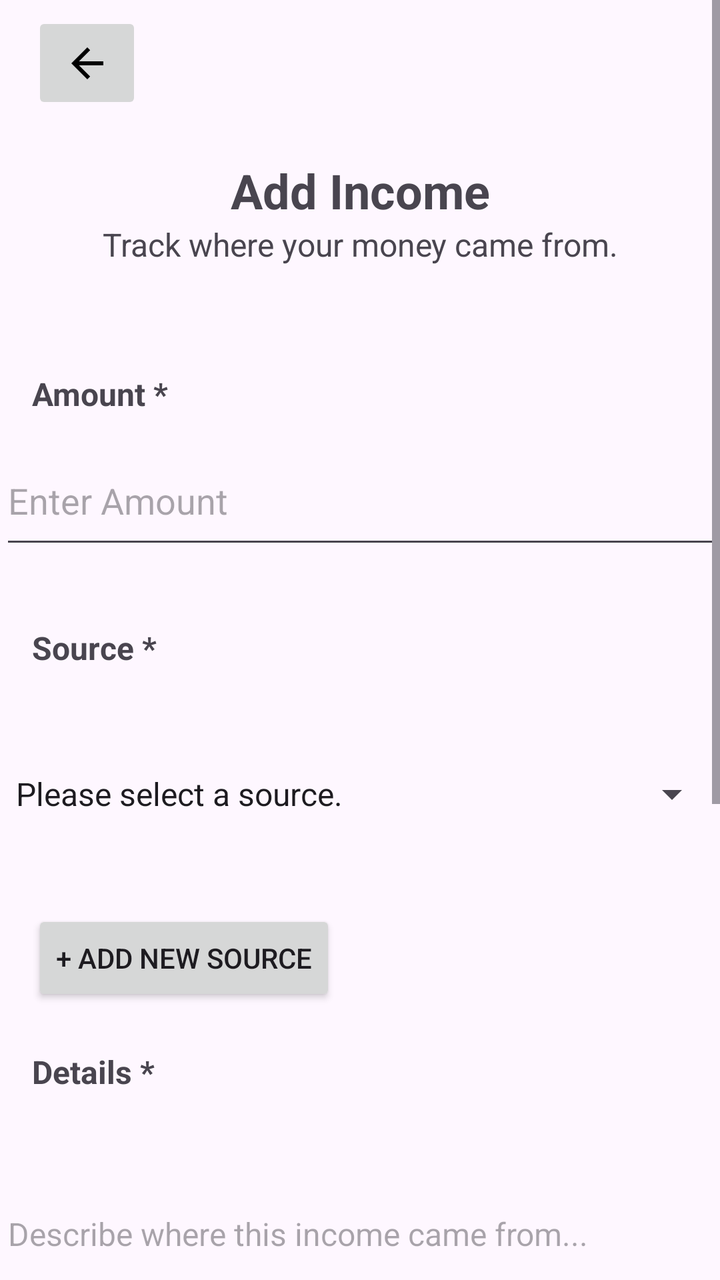
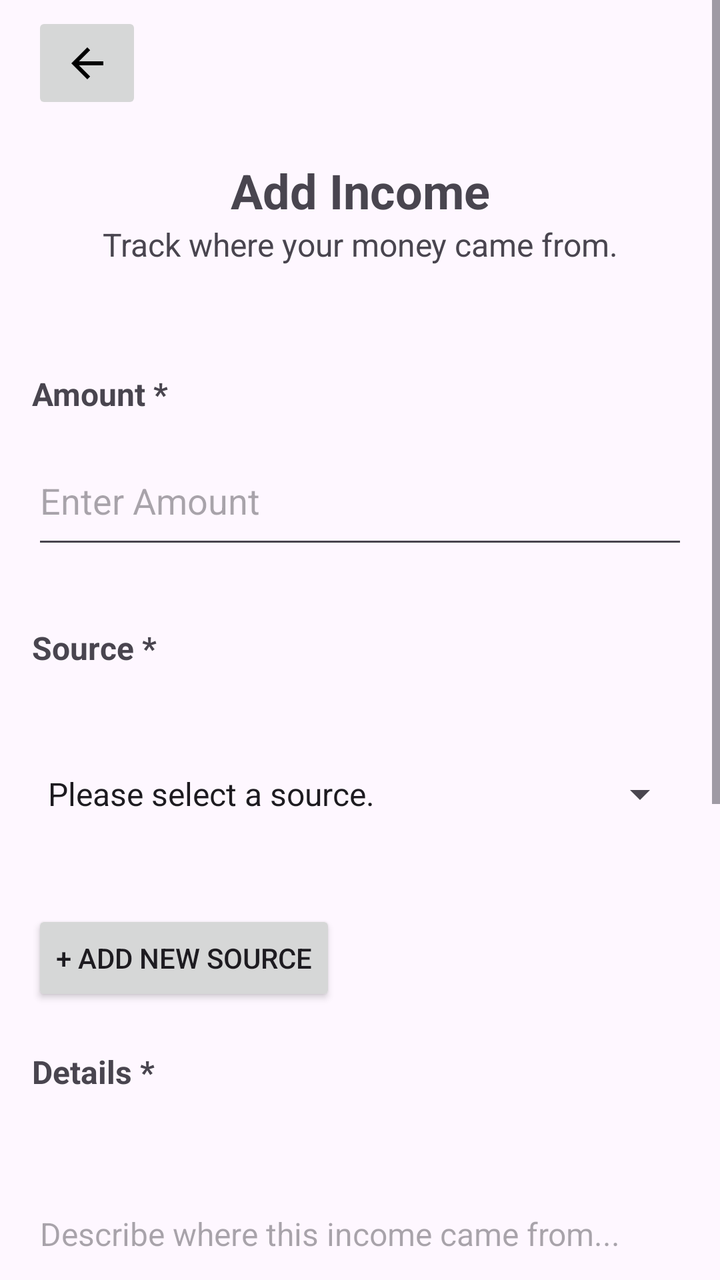

The first picture is an Android layout as it rendered before a commit; the second is the same layout after the commit. The layout source and the unified diff follow.
<!-- AndroidManifest.xml: application theme Theme.MoneyMemoryAi -->
<!-- res/layout/activity_gain.xml -->
<?xml version="1.0" encoding="utf-8"?>
<androidx.constraintlayout.widget.ConstraintLayout xmlns:android="http://schemas.android.com/apk/res/android"
    xmlns:app="http://schemas.android.com/apk/res-auto"
    xmlns:tools="http://schemas.android.com/tools"
    android:id="@+id/main"
    android:layout_width="match_parent"
    android:layout_height="match_parent"
    tools:context=".GainActivity">

    <ScrollView
        android:id="@+id/scrollView"
        android:layout_width="0dp"
        android:layout_height="0dp"
        app:layout_constraintTop_toTopOf="parent"
        app:layout_constraintBottom_toBottomOf="parent"
        app:layout_constraintStart_toStartOf="parent"
        app:layout_constraintEnd_toEndOf="parent">

        <LinearLayout
            android:id="@+id/contentLayout"
            android:layout_width="match_parent"
            android:layout_height="wrap_content"
            android:orientation="vertical">

            <androidx.constraintlayout.widget.ConstraintLayout
                android:id="@+id/HeaderLayout"
                android:layout_width="match_parent"
                android:layout_height="63dp"
                app:layout_constraintEnd_toEndOf="parent"
                app:layout_constraintStart_toStartOf="parent"
                app:layout_constraintTop_toTopOf="parent">

                <ImageButton
                    android:id="@+id/btnBack"
                    android:layout_width="55dp"
                    android:layout_height="51dp"
                    android:layout_marginStart="16dp"
                    app:layout_constraintBottom_toBottomOf="parent"
                    app:layout_constraintStart_toStartOf="parent"
                    app:layout_constraintTop_toTopOf="parent"
                    app:srcCompat="@drawable/ic_arrow_back" />
            </androidx.constraintlayout.widget.ConstraintLayout>

            <androidx.constraintlayout.widget.ConstraintLayout
                android:id="@+id/TitleLayout"
                android:layout_width="match_parent"
                android:layout_height="107dp"
                app:layout_constraintEnd_toEndOf="parent"
                app:layout_constraintStart_toStartOf="parent"
                app:layout_constraintTop_toBottomOf="@+id/HeaderLayout">

                <TextView
                    android:id="@+id/tvTitle"
                    android:layout_width="wrap_content"
                    android:layout_height="wrap_content"
                    android:layout_marginTop="16dp"
                    android:text="Add Income"
                    android:textSize="24sp"
                    android:textStyle="bold"
                    app:layout_constraintEnd_toEndOf="parent"
                    app:layout_constraintStart_toStartOf="parent"
                    app:layout_constraintTop_toTopOf="parent" />

                <TextView
                    android:id="@+id/tvSubtitle"
                    android:layout_width="wrap_content"
                    android:layout_height="wrap_content"
                    android:text="Track where your money came from."
                    android:textSize="16sp"
                    app:layout_constraintEnd_toEndOf="parent"
                    app:layout_constraintStart_toStartOf="parent"
                    app:layout_constraintTop_toBottomOf="@+id/tvTitle" />
            </androidx.constraintlayout.widget.ConstraintLayout>

            <androidx.constraintlayout.widget.ConstraintLayout
                android:id="@+id/AmountLayout"
                android:layout_width="match_parent"
                android:layout_height="127dp"
                app:layout_constraintEnd_toEndOf="parent"
                app:layout_constraintStart_toStartOf="parent"
                app:layout_constraintTop_toBottomOf="@+id/TitleLayout">

                <TextView
                    android:id="@+id/tvAmount"
                    android:layout_width="wrap_content"
                    android:layout_height="wrap_content"
                    android:layout_marginStart="16dp"
                    android:layout_marginTop="16dp"
                    android:text="Amount *"
                    android:textSize="16sp"
                    android:textStyle="bold"
                    app:layout_constraintStart_toStartOf="parent"
                    app:layout_constraintTop_toTopOf="parent" />

                <EditText
                    android:id="@+id/etAmount"
                    android:layout_width="0dp"
                    android:layout_height="61dp"
                    android:ems="10"
                    android:hint="Enter Amount"
                    android:inputType="numberDecimal"
                    android:singleLine="true"
                    app:layout_constraintBottom_toBottomOf="parent"
                    app:layout_constraintEnd_toEndOf="parent"
                    app:layout_constraintHorizontal_bias="0.592"
                    app:layout_constraintStart_toStartOf="parent"
                    app:layout_constraintTop_toBottomOf="@+id/tvAmount"
                    app:layout_constraintVertical_bias="0.38" />
            </androidx.constraintlayout.widget.ConstraintLayout>

            <androidx.constraintlayout.widget.ConstraintLayout
                android:id="@+id/SourceLayout"
                android:layout_width="match_parent"
                android:layout_height="152dp"
                app:layout_constraintEnd_toEndOf="parent"
                app:layout_constraintStart_toStartOf="parent"
                app:layout_constraintTop_toBottomOf="@+id/AmountLayout">

                <TextView
                    android:id="@+id/tvSource"
                    android:layout_width="wrap_content"
                    android:layout_height="wrap_content"
                    android:layout_marginStart="16dp"
                    android:layout_marginTop="16dp"
                    android:text="Source *"
                    android:textSize="16sp"
                    android:textStyle="bold"
                    app:layout_constraintStart_toStartOf="parent"
                    app:layout_constraintTop_toTopOf="parent" />

                <Spinner
                    android:id="@+id/spSource"
                    android:layout_width="0dp"
                    android:layout_height="72dp"
                    android:entries="@array/income_sources"
                    app:layout_constraintBottom_toBottomOf="parent"
                    app:layout_constraintEnd_toEndOf="parent"
                    app:layout_constraintHorizontal_bias="0.486"
                    app:layout_constraintStart_toStartOf="parent"
                    app:layout_constraintTop_toBottomOf="@+id/tvSource"
                    app:layout_constraintVertical_bias="0.619" />

            </androidx.constraintlayout.widget.ConstraintLayout>

            <androidx.constraintlayout.widget.ConstraintLayout
                android:id="@+id/AddSourceLayout"
                android:layout_width="match_parent"
                android:layout_height="60dp"
                app:layout_constraintEnd_toEndOf="parent"
                app:layout_constraintStart_toStartOf="parent"
                app:layout_constraintTop_toBottomOf="@+id/SourceLayout">

                <Button
                    android:id="@+id/btnAddSource"
                    android:layout_width="wrap_content"
                    android:layout_height="wrap_content"
                    android:layout_marginStart="16dp"
                    android:text="+ Add New Source"
                    app:layout_constraintBottom_toBottomOf="parent"
                    app:layout_constraintStart_toStartOf="parent"
                    app:layout_constraintTop_toTopOf="parent" />
            </androidx.constraintlayout.widget.ConstraintLayout>

            <androidx.constraintlayout.widget.ConstraintLayout
                android:id="@+id/DetailsLayout"
                android:layout_width="match_parent"
                android:layout_height="266dp"
                app:layout_constraintEnd_toEndOf="parent"
                app:layout_constraintStart_toStartOf="parent"
                app:layout_constraintTop_toBottomOf="@+id/AddSourceLayout">

                <TextView
                    android:id="@+id/tvDetails"
                    android:layout_width="wrap_content"
                    android:layout_height="wrap_content"
                    android:layout_marginStart="16dp"
                    android:layout_marginTop="16dp"
                    android:text="Details *"
                    android:textSize="16sp"
                    android:textStyle="bold"
                    app:layout_constraintStart_toStartOf="parent"
                    app:layout_constraintTop_toTopOf="parent" />

                <EditText
                    android:id="@+id/etDetails"
                    android:layout_width="0dp"
                    android:layout_height="163dp"
                    android:ems="10"
                    android:gravity="top"
                    android:hint="Describe where this income came from..."
                    android:inputType="text"
                    android:textSize="16sp"
                    app:layout_constraintBottom_toBottomOf="parent"
                    app:layout_constraintEnd_toEndOf="parent"
                    app:layout_constraintHorizontal_bias="0.509"
                    app:layout_constraintStart_toStartOf="parent"
                    app:layout_constraintTop_toBottomOf="@+id/tvDetails"
                    app:layout_constraintVertical_bias="0.753" />
            </androidx.constraintlayout.widget.ConstraintLayout>

            <androidx.constraintlayout.widget.ConstraintLayout
                android:id="@+id/DateLayout"
                android:layout_width="match_parent"
                android:layout_height="138dp"
                app:layout_constraintEnd_toEndOf="parent"
                app:layout_constraintStart_toStartOf="parent"
                app:layout_constraintTop_toBottomOf="@+id/DetailsLayout">

                <TextView
                    android:id="@+id/tvDate"
                    android:layout_width="wrap_content"
                    android:layout_height="wrap_content"
                    android:layout_marginStart="16dp"
                    android:layout_marginTop="16dp"
                    android:text="Date *"
                    android:textSize="16sp"
                    android:textStyle="bold"
                    app:layout_constraintStart_toStartOf="parent"
                    app:layout_constraintTop_toTopOf="parent" />

                <Button
                    android:id="@+id/btnSelectDate"
                    android:layout_width="295dp"
                    android:layout_height="48dp"
                    android:layout_marginStart="32dp"
                    android:text="Select Date"
                    app:layout_constraintBottom_toBottomOf="parent"
                    app:layout_constraintStart_toStartOf="parent"
                    app:layout_constraintTop_toBottomOf="@+id/tvDate"
                    app:layout_constraintVertical_bias="0.284" />

            </androidx.constraintlayout.widget.ConstraintLayout>

            <androidx.constraintlayout.widget.ConstraintLayout
                android:layout_width="match_parent"
                android:layout_height="106dp">

                <Button
                    android:id="@+id/btnSaveIncome"
                    android:layout_width="wrap_content"
                    android:layout_height="wrap_content"
                    android:text="Save Income"
                    app:layout_constraintBottom_toBottomOf="parent"
                    app:layout_constraintEnd_toEndOf="parent"
                    app:layout_constraintStart_toStartOf="parent"
                    app:layout_constraintTop_toTopOf="parent" />
            </androidx.constraintlayout.widget.ConstraintLayout>

        </LinearLayout>

    </ScrollView>



</androidx.constraintlayout.widget.ConstraintLayout>
<!-- resources referenced by this layout -->
<resources>
  <string-array name="income_sources">
  
          <item>Please select a source.</item> // default value
          <item>Salary</item>
          <item>Gift</item>
          <item>Allowance</item>
          <item>Freelance</item>
          <item>Business</item>
          <item>Investment</item>
          <item>Refund</item>
  
      </string-array>
  <!-- drawable ic_arrow_back (drawable) -->
  <vector xmlns:android="http://schemas.android.com/apk/res/android" android:autoMirrored="true" android:height="24dp" android:tint="#000000" android:viewportHeight="24" android:viewportWidth="24" android:width="24dp">
        
      <path android:fillColor="@android:color/white" android:pathData="M20,11H7.83l5.59,-5.59L12,4l-8,8 8,8 1.41,-1.41L7.83,13H20v-2z"/>
      
  </vector>
  <style name="Theme.MoneyMemoryAi" parent="Base.Theme.MoneyMemoryAi" />
  <style name="Base.Theme.MoneyMemoryAi" parent="Theme.Material3.DayNight.NoActionBar">
          
          
      </style>
</resources>

<!-- the commit's change to res/layout/activity_gain.xml (unified diff, before → after) -->
@@ -96,14 +96,16 @@
                     android:id="@+id/etAmount"
                     android:layout_width="0dp"
                     android:layout_height="61dp"
+                    android:layout_marginStart="16dp"
+                    android:layout_marginEnd="16dp"
+                    app:layout_constraintStart_toStartOf="parent"
+                    app:layout_constraintEnd_toEndOf="parent"
                     android:ems="10"
                     android:hint="Enter Amount"
                     android:inputType="numberDecimal"
                     android:singleLine="true"
                     app:layout_constraintBottom_toBottomOf="parent"
-                    app:layout_constraintEnd_toEndOf="parent"
                     app:layout_constraintHorizontal_bias="0.592"
-                    app:layout_constraintStart_toStartOf="parent"
                     app:layout_constraintTop_toBottomOf="@+id/tvAmount"
                     app:layout_constraintVertical_bias="0.38" />
             </androidx.constraintlayout.widget.ConstraintLayout>
@@ -132,6 +134,8 @@
                     android:id="@+id/spSource"
                     android:layout_width="0dp"
                     android:layout_height="72dp"
+                    android:layout_marginStart="16dp"
+                    android:layout_marginEnd="16dp"
                     android:entries="@array/income_sources"
                     app:layout_constraintBottom_toBottomOf="parent"
                     app:layout_constraintEnd_toEndOf="parent"
@@ -185,6 +189,8 @@
                     android:id="@+id/etDetails"
                     android:layout_width="0dp"
                     android:layout_height="163dp"
+                    android:layout_marginStart="16dp"
+                    android:layout_marginEnd="16dp"
                     android:ems="10"
                     android:gravity="top"
                     android:hint="Describe where this income came from..."
